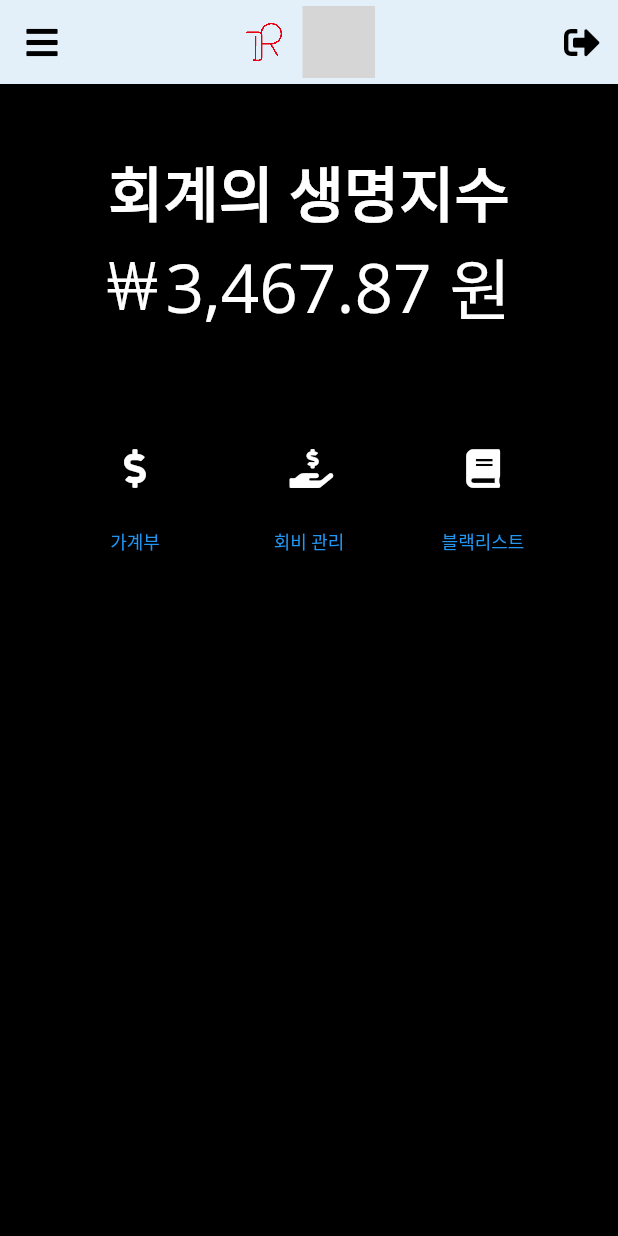
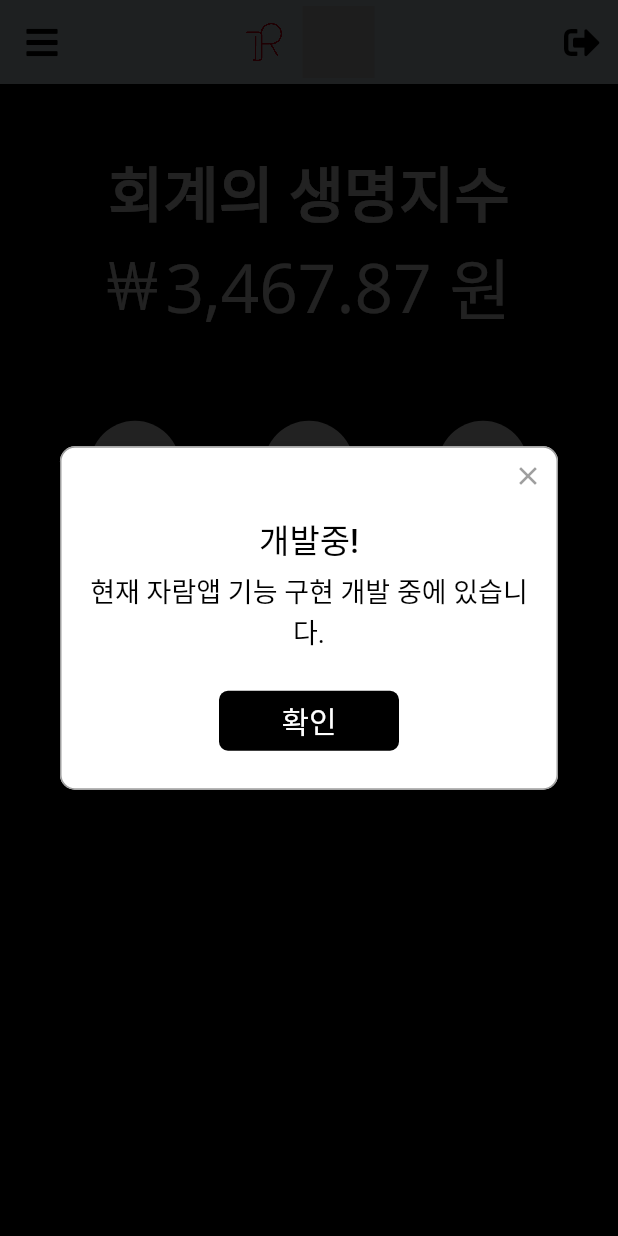
Before and after one commit to dart-bird/jaram-flutter, a Flutter app: the DashboardScreen screen opened by its route, after a tap on an icon or button, on a phone screen of 412 x 824 dp. Run offline on Flutter 3.47's test engine with Material 2 defaults, Android fonts, the phone set to English and light mode, and no system bars; drawn by our look-alikes of rflutter_alert; our stand-ins replace flutter_login, font_awesome_flutter; grey boxes are pictures that could not be loaded.

Commit message:
Update round_button.dart

```diff
--- a/lib/widgets/round_button.dart
+++ b/lib/widgets/round_button.dart
@@ -1,5 +1,5 @@
 import 'package:flutter/material.dart';
-
+import 'package:rflutter_alert/rflutter_alert.dart';
 class RoundButton extends StatefulWidget {
   RoundButton({
     Key key,
@@ -57,12 +57,29 @@ class _RoundButtonState extends State<RoundButton>
     super.dispose();
     _pressController.dispose();
   }
-
+    void _onBasicAlertPressed(context) {
+        Alert(
+                context: context,
+                title: "개발중!",
+                buttons: [
+                  DialogButton(
+                    child: Text(
+                      "확인",
+                      style: TextStyle(color: Colors.white, fontSize: 20),
+                    ),
+                    color: Colors.black,
+                    onPressed: () => Navigator.pop(context),
+                    width: 120,
+                  )
+                ],
+                desc: "현재 자람앱 기능 구현 개발 중에 있습니다.")
+            .show();
+      }
   @override
   Widget build(BuildContext context) {
     final theme = Theme.of(context);
     final primaryColor =
-        Colors.black;
+        Colors.white;
 
     return Padding(
       padding: const EdgeInsets.all(8.0),
@@ -88,17 +105,23 @@ class _RoundButtonState extends State<RoundButton>
                         _pressController.reverse();
                       });
                       widget.onPressed();
+                      setState(() {
+                        _onBasicAlertPressed(context);
+                      });
                     },
-                    foregroundColor: Colors.white,
+                    foregroundColor: Colors.black,
                   ),
                 ),
               ),
             ),
             SizedBox(height: 10),
-            Text(
+            Text( // icons name text
               widget.label,
               style:
-                  theme.textTheme.caption.copyWith(color: theme.primaryColor),
+                TextStyle(
+                  color: Colors.white,
+                  fontWeight: FontWeight.bold
+                ),
               textAlign: TextAlign.center,
             ),
           ],
```
